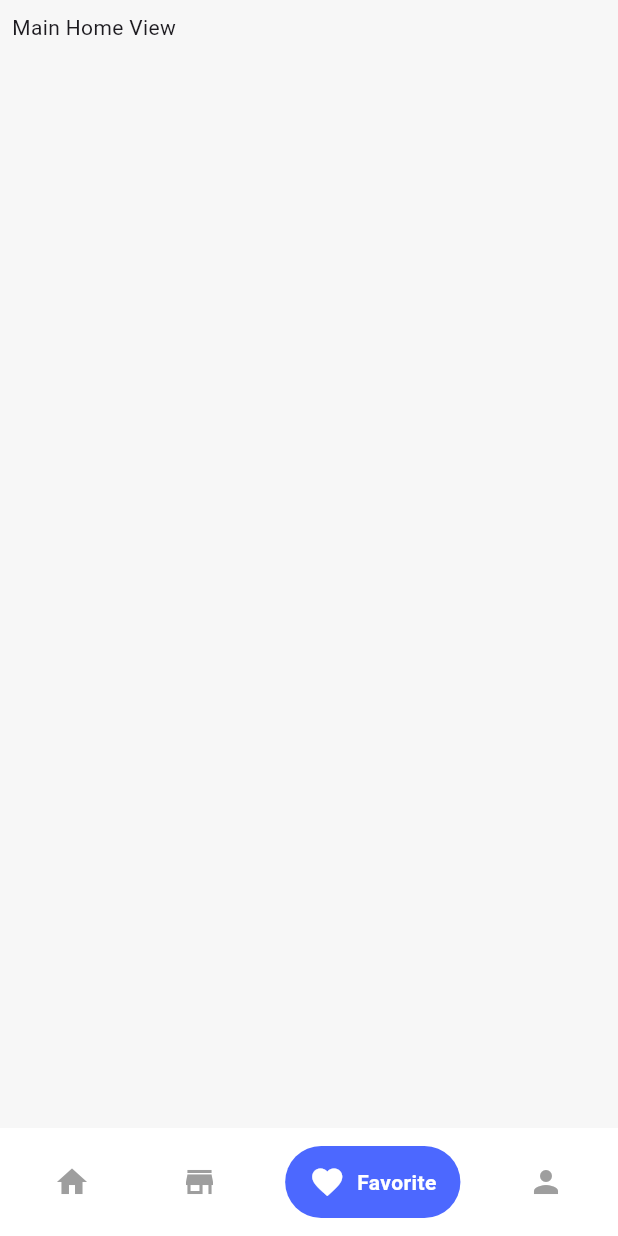
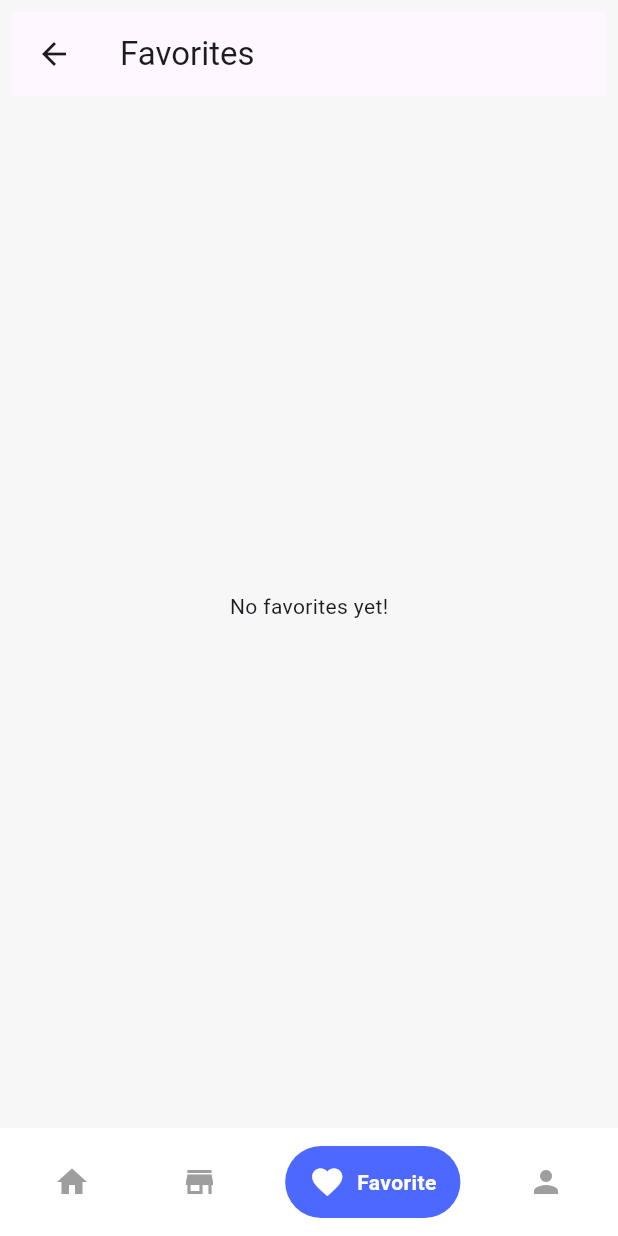
Before and after one commit to KareemTantawi/Our_Market, a Flutter app: the MainHomeView screen opened directly, item 3 of the bottom bar chosen, on a phone screen of 412 x 824 dp. Run offline on Flutter 3.47's test engine with Material 3 defaults, Android fonts, the phone set to English and light mode, and no system bars; drawn by our look-alikes of google_nav_bar; our stand-ins replace flutter_bloc.

```diff
--- /dev/null
+++ b/lib/views/favorite/ui/favorite_view.dart
@@ -0,0 +1,17 @@
+import 'package:flutter/material.dart';
+
+class FavoriteView extends StatelessWidget {
+  const FavoriteView({super.key});
+
+  @override
+  Widget build(BuildContext context) {
+    return Scaffold(
+      appBar: AppBar(
+        title: Text('Favorites'),
+      ),
+      body: Center(
+        child: Text('No favorites yet!'),
+      ),
+    );
+  }
+}
--- /dev/null
+++ b/lib/views/nav_bar/logic/cubit/nav_bar_cubit.dart
@@ -0,0 +1,12 @@
+import 'package:flutter_bloc/flutter_bloc.dart';
+import 'package:our_market/views/nav_bar/logic/cubit/nav_bar_state.dart';
+
+class NavBarCubit extends Cubit<NavBarState> {
+  NavBarCubit() : super(NavBarInitial());
+  int currentIndex = 0;
+
+  void changedCurrentIndex(int index) {
+    currentIndex = index;
+    emit(IndexChanged());
+  }
+}
--- /dev/null
+++ b/lib/views/nav_bar/logic/cubit/nav_bar_state.dart
@@ -0,0 +1,8 @@
+import 'package:flutter/material.dart';
+
+@immutable
+sealed class NavBarState {}
+
+final class NavBarInitial extends NavBarState {}
+
+final class IndexChanged extends NavBarState {}
--- a/lib/views/nav_bar/ui/main_home_view.dart
+++ b/lib/views/nav_bar/ui/main_home_view.dart
@@ -1,20 +1,34 @@
 import 'package:flutter/material.dart';
+import 'package:flutter_bloc/flutter_bloc.dart';
 import 'package:google_nav_bar/google_nav_bar.dart';
-import 'package:line_icons/line_icons.dart';
 import 'package:our_market/core/app_colors.dart';
+import 'package:our_market/views/favorite/ui/favorite_view.dart';
+import 'package:our_market/views/home/ui/home_view.dart';
+import 'package:our_market/views/nav_bar/logic/cubit/nav_bar_cubit.dart';
+import 'package:our_market/views/nav_bar/logic/cubit/nav_bar_state.dart';
+import 'package:our_market/views/profile/ui/profile_view.dart';
+import 'package:our_market/views/store/ui/store_view.dart';
 
 class MainHomeView extends StatelessWidget {
-  const MainHomeView({super.key});
-
+  MainHomeView({super.key});
+  final List<Widget> views = [
+    HomeView(),
+    StoreView(),
+    FavoriteView(),
+    ProfileView()
+  ];
   @override
   Widget build(BuildContext context) {
+    return BlocProvider(
+      create: (context) => NavBarCubit(),
+      child: BlocBuilder<NavBarCubit, NavBarState>(
+        builder: (context, state) {
+          NavBarCubit cubit = context.read<NavBarCubit>();
           return Scaffold(
             body: SafeArea(
               child: Padding(
                 padding: const EdgeInsets.all(8.0),
-          child: Container(
-            child: Text('Main Home View'),
-          ),
+                child: views[cubit.currentIndex],
               ),
             ),
             bottomNavigationBar: Container(
@@ -22,11 +36,17 @@ class MainHomeView extends StatelessWidget {
                 color: Colors.white,
               ),
               child: Padding(
-          padding: const EdgeInsets.symmetric(horizontal: 20, vertical: 12),
+                padding:
+                    const EdgeInsets.symmetric(horizontal: 20, vertical: 12),
                 child: GNav(
+                    onTabChange: (index) {
+                      cubit.changedCurrentIndex(index);
+                    },
+                    // selectedIndex: 2,
                     rippleColor: AppColors
                         .kPrimaryColor, // tab button ripple color when pressed
-              hoverColor: AppColors.kPrimaryColor, // tab button hover color
+                    hoverColor:
+                        AppColors.kPrimaryColor, // tab button hover color
                     // haptic: true, // haptic feedback
                     // tabBorderRadius: 15,
                     // tabActiveBorder:
@@ -37,13 +57,14 @@ class MainHomeView extends StatelessWidget {
                     //   BoxShadow(color: Colors.grey.withOpacity(0.5), blurRadius: 8)
                     // ], // tab button shadow
                     // curve: Curves.easeOutExpo, // tab animation curves
-              duration: Duration(milliseconds: 400), // tab animation duration
+                    duration:
+                        Duration(milliseconds: 400), // tab animation duration
                     gap: 8, // the tab button gap between icon and text
                     color: Colors.grey, // unselected icon color
                     activeColor: Colors.white, // selected icon and text color
                     iconSize: 24, // tab button icon size
-              tabBackgroundColor:
-                  AppColors.kPrimaryColor, // selected tab background color
+                    tabBackgroundColor: AppColors
+                        .kPrimaryColor, // selected tab background color
                     padding: EdgeInsets.symmetric(
                         horizontal: 16, vertical: 12), // navigation bar padding
                     tabs: [
@@ -67,5 +88,8 @@ class MainHomeView extends StatelessWidget {
               ),
             ),
           );
+        },
+      ),
+    );
   }
 }
```
Also changed, not shown: lib/views/home/ui/home_view.dart (added, +17 -0 lines), lib/views/profile/ui/profile_view.dart (added, +12 -0 lines), lib/views/store/ui/store_view.dart (added, +17 -0 lines). Lines whose indentation alone changed are shown as unchanged.
